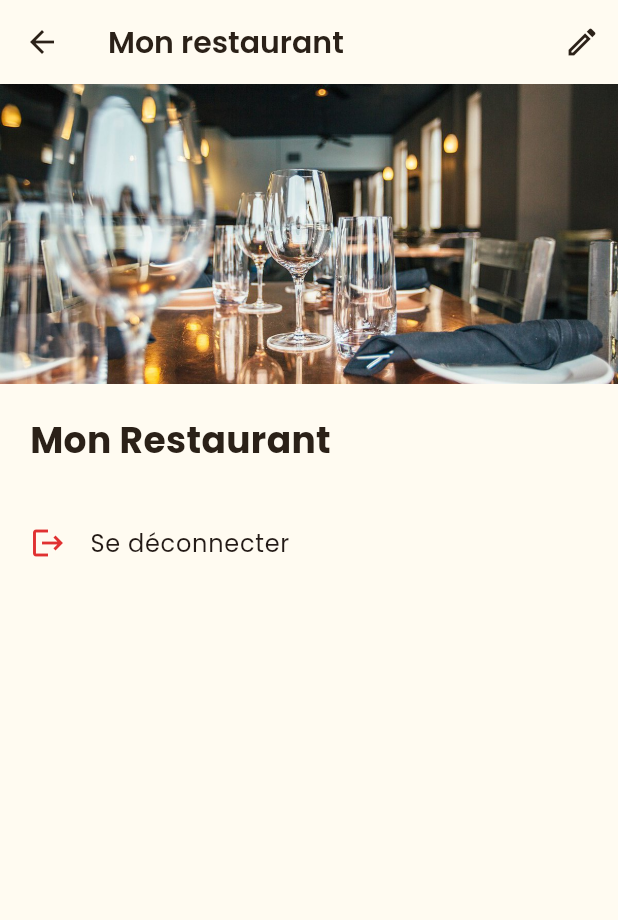
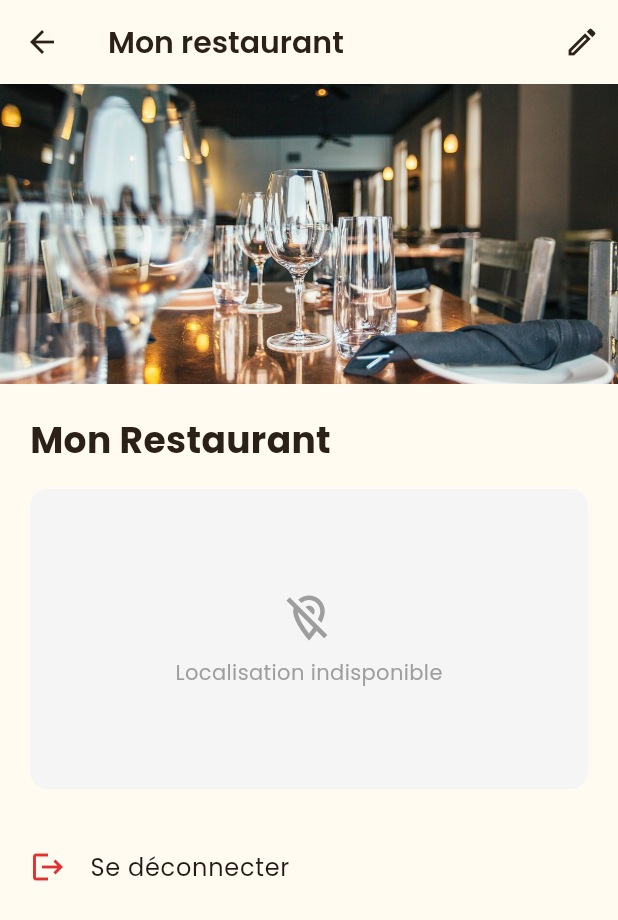
Before and after one commit to anasbenrjab/Projet_D-veloppement_Mobile_5SAE1, a Flutter app: the RestaurantProfileScreen screen opened by its route, on a phone screen of 412 x 824 dp. Shown: the top 920 px of the screen. Run offline on Flutter 3.47's test engine with Material 3 defaults, Android fonts, the phone set to English and light mode, and no system bars; our stand-ins replace flutter_map, flutter_riverpod, flutter_secure_storage, google_fonts, image_picker, latlong2 and 2 more; missing offline and left inert: cryptography; accounts and stored records are empty.

Commit message:
feat(profile): OpenStreetMap map with marker on the restaurant profile

```diff
--- a/tablego/lib/features/profile/presentation/screens/restaurant_profile_screen.dart
+++ b/tablego/lib/features/profile/presentation/screens/restaurant_profile_screen.dart
@@ -6,6 +6,7 @@ import '../../../../core/theme/app_colors.dart';
 import '../../../../features/auth/providers/auth_provider.dart';
 import '../../../../shared/widgets/photo_image.dart';
 import '../../providers/profile_provider.dart';
+import '../widgets/restaurant_location_map.dart';
 
 class RestaurantProfileScreen extends ConsumerStatefulWidget {
   const RestaurantProfileScreen({super.key});
@@ -122,6 +123,12 @@ class _RestaurantProfileScreenState
                       ],
                     ),
                   ],
+                  // ── Location (Nominatim + OpenStreetMap) ─────────────────
+                  const SizedBox(height: 16),
+                  RestaurantLocationMap(
+                    latitude:  profile?.latitude,
+                    longitude: profile?.longitude,
+                  ),
                   if (description.isNotEmpty) ...[
                     const SizedBox(height: 16),
                     Text(description,
--- /dev/null
+++ b/tablego/lib/features/profile/presentation/widgets/restaurant_location_map.dart
@@ -0,0 +1,101 @@
+import 'package:flutter/material.dart';
+import 'package:flutter_map/flutter_map.dart';
+import 'package:latlong2/latlong.dart';
+
+import '../../../../core/theme/app_colors.dart';
+
+/// OpenStreetMap map centred on a restaurant, with a marker.
+///
+/// Shows a "Localisation indisponible" placeholder when either coordinate is
+/// missing (no address, or Nominatim could not geocode it).
+class RestaurantLocationMap extends StatelessWidget {
+  const RestaurantLocationMap({
+    super.key,
+    required this.latitude,
+    required this.longitude,
+    this.height = 200,
+    @visibleForTesting this.tileProvider,
+  });
+
+  final double? latitude;
+  final double? longitude;
+  final double height;
+
+  /// Overrides the network tile provider (tests only).
+  final TileProvider? tileProvider;
+
+  /// OSM tile usage policy: identify the app.  Matches the Android
+  /// applicationId.
+  static const userAgentPackageName = 'com.example.tablego';
+
+  static const _tileUrl = 'https://tile.openstreetmap.org/{z}/{x}/{y}.png';
+
+  @override
+  Widget build(BuildContext context) {
+    final lat = latitude;
+    final lng = longitude;
+    if (lat == null || lng == null) return _placeholder();
+
+    final point = LatLng(lat, lng);
+    return ClipRRect(
+      borderRadius: BorderRadius.circular(12),
+      child: SizedBox(
+        height: height,
+        child: FlutterMap(
+          options: MapOptions(
+            initialCenter: point,
+            initialZoom: 16,
+            interactionOptions: const InteractionOptions(
+              flags: InteractiveFlag.all & ~InteractiveFlag.rotate,
+            ),
+          ),
+          children: [
+            TileLayer(
+              urlTemplate: _tileUrl,
+              userAgentPackageName: userAgentPackageName,
+              tileProvider: tileProvider,
+            ),
+            MarkerLayer(
+              markers: [
+                Marker(
+                  point: point,
+                  width: 40,
+                  height: 40,
+                  alignment: Alignment.topCenter,
+                  child: const Icon(Icons.location_on,
+                      color: AppColors.primary, size: 40),
+                ),
+              ],
+            ),
+            // Required by the OSM tile usage policy.
+            const SimpleAttributionWidget(
+              source: Text('OpenStreetMap contributors'),
+            ),
+          ],
+        ),
+      ),
+    );
+  }
+
+  Widget _placeholder() {
+    return Container(
+      height: height,
+      decoration: BoxDecoration(
+        color: AppColors.grey100,
+        borderRadius: BorderRadius.circular(12),
+      ),
+      child: const Center(
+        child: Column(
+          mainAxisSize: MainAxisSize.min,
+          children: [
+            Icon(Icons.location_off_outlined,
+                color: AppColors.grey500, size: 36),
+            SizedBox(height: 8),
+            Text('Localisation indisponible',
+                style: TextStyle(color: AppColors.grey500)),
+          ],
+        ),
+      ),
+    );
+  }
+}
--- a/tablego/pubspec.yaml
+++ b/tablego/pubspec.yaml
@@ -13,6 +13,10 @@ dependencies:
 
   # Web services (DiceBear avatars)
   http: ^1.2.2
+
+  # OpenStreetMap map (restaurant location; geocoded by Nominatim)
+  flutter_map: ^8.1.1
+  latlong2: ^0.9.1
 
   # State management
   flutter_riverpod: ^2.6.1
```
Also changed, not shown: tablego/pubspec.lock.
